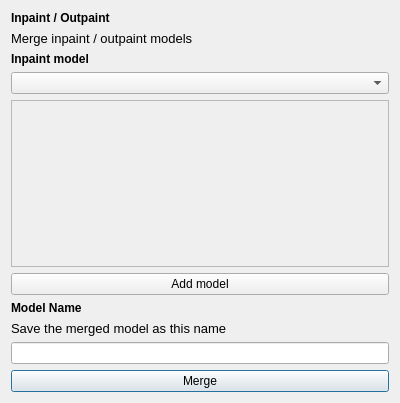
Above: src/airunner/pyqt/model_merger.ui from Capsize-Games/airunner before the change. Below: the same form after it.
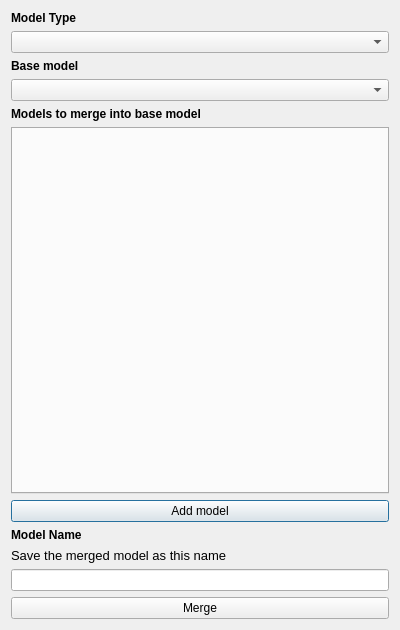
That is the form after the change.

```diff
--- a/src/airunner/pyqt/model_merger.ui
+++ b/src/airunner/pyqt/model_merger.ui
@@ -7,58 +7,71 @@
     <x>0</x>
     <y>0</y>
     <width>400</width>
-    <height>403</height>
+    <height>630</height>
    </rect>
   </property>
+  <property name="sizePolicy">
+   <sizepolicy hsizetype="Preferred" vsizetype="MinimumExpanding">
+    <horstretch>0</horstretch>
+    <verstretch>0</verstretch>
+   </sizepolicy>
+  </property>
+  <property name="minimumSize">
+   <size>
+    <width>1</width>
+    <height>630</height>
+   </size>
+  </property>
   <property name="windowTitle">
    <string>Model Merger</string>
   </property>
   <layout class="QGridLayout" name="gridLayout">
-   <item row="6" column="0">
-    <widget class="QScrollArea" name="models">
-     <property name="minimumSize">
-      <size>
-       <width>0</width>
-       <height>150</height>
-      </size>
+   <item row="4" column="0">
+    <widget class="QLabel" name="label_5">
+     <property name="font">
+      <font>
+       <bold>true</bold>
+      </font>
      </property>
-     <property name="widgetResizable">
-      <bool>true</bool>
+     <property name="text">
+      <string>Models to merge into base model</string>
      </property>
-     <widget class="QWidget" name="scrollAreaWidgetContents">
-      <property name="geometry">
-       <rect>
-        <x>0</x>
-        <y>0</y>
-        <width>380</width>
-        <height>148</height>
-       </rect>
-      </property>
-     </widget>
     </widget>
    </item>
-   <item row="11" column="0">
-    <widget class="QPushButton" name="merge_button">
-     <property name="text">
-      <string>Merge</string>
+   <item row="5" column="0">
+    <widget class="QTabWidget" name="models">
+     <property name="currentIndex">
+      <number>-1</number>
      </property>
     </widget>
    </item>
-   <item row="8" column="0">
-    <widget class="QLabel" name="label_6">
+   <item row="0" column="0">
+    <widget class="QLabel" name="label">
      <property name="font">
       <font>
        <bold>true</bold>
       </font>
      </property>
      <property name="text">
-      <string>Model Name</string>
+      <string>Model Type</string>
      </property>
     </widget>
    </item>
    <item row="10" column="0">
     <widget class="QLineEdit" name="model_name"/>
    </item>
+   <item row="9" column="0">
+    <widget class="QLabel" name="label_4">
+     <property name="font">
+      <font>
+       <pointsize>10</pointsize>
+      </font>
+     </property>
+     <property name="text">
+      <string>Save the merged model as this name</string>
+     </property>
+    </widget>
+   </item>
    <item row="7" column="0">
     <widget class="QPushButton" name="addModel_button">
      <property name="text">
@@ -66,6 +79,19 @@
      </property>
     </widget>
    </item>
+   <item row="1" column="0">
+    <widget class="QComboBox" name="model_types"/>
+   </item>
+   <item row="11" column="0">
+    <widget class="QPushButton" name="merge_button">
+     <property name="text">
+      <string>Merge</string>
+     </property>
+    </widget>
+   </item>
+   <item row="3" column="0">
+    <widget class="QComboBox" name="base_models"/>
+   </item>
    <item row="2" column="0">
     <widget class="QLabel" name="label_3">
      <property name="font">
@@ -74,46 +100,19 @@
       </font>
      </property>
      <property name="text">
-      <string>Inpaint model</string>
+      <string>Base model</string>
      </property>
     </widget>
    </item>
-   <item row="3" column="0">
-    <widget class="QComboBox" name="inpaint_models"/>
-   </item>
-   <item row="1" column="0">
-    <widget class="QLabel" name="label_2">
-     <property name="font">
-      <font>
-       <pointsize>10</pointsize>
-      </font>
-     </property>
-     <property name="text">
-      <string>Merge inpaint / outpaint models</string>
-     </property>
-    </widget>
-   </item>
-   <item row="0" column="0">
-    <widget class="QLabel" name="label">
+   <item row="8" column="0">
+    <widget class="QLabel" name="label_6">
      <property name="font">
       <font>
        <bold>true</bold>
       </font>
      </property>
      <property name="text">
-      <string>Inpaint / Outpaint</string>
-     </property>
-    </widget>
-   </item>
-   <item row="9" column="0">
-    <widget class="QLabel" name="label_4">
-     <property name="font">
-      <font>
-       <pointsize>10</pointsize>
-      </font>
-     </property>
-     <property name="text">
-      <string>Save the merged model as this name</string>
+      <string>Model Name</string>
      </property>
     </widget>
    </item>
```
